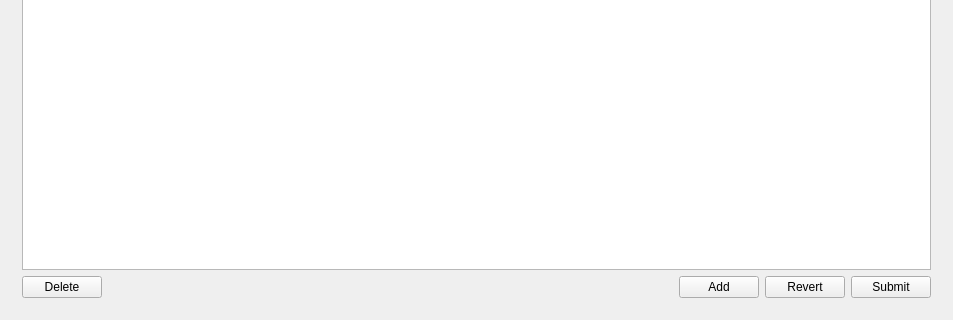
Old version of the form Menters-and-Mentees-Matching-Program/mainwindow.ui in the repository shuanglengyunji/Menters-and-Mentees-Matching-Program; both pictures show x 0 to 953 and y 284 to 604 of the 953 by 604 pixel window.
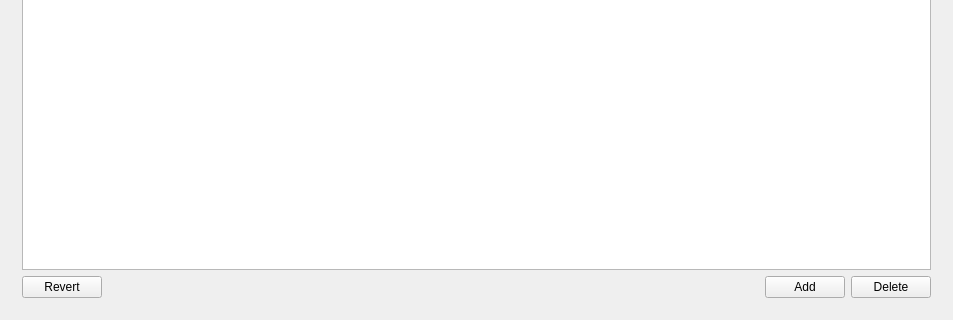
New version of the form. The open tabs and pages were chosen to show the change. Icons and pictures are not drawn.

Commit message: 1. Add delegate for WWVP Column 2. Change Submit Strategy to OnRowChange 3. Auto Confirm 4. Change Interface

What changed in the file:
```diff
--- a/Menters-and-Mentees-Matching-Program/mainwindow.ui
+++ b/Menters-and-Mentees-Matching-Program/mainwindow.ui
@@ -66,20 +66,6 @@
           </item>
           <item row="3" column="0">
            <layout class="QGridLayout" name="gridLayout_mentors_edit">
-            <item row="1" column="0">
-             <widget class="QPushButton" name="pushButton_mentors_delete">
-              <property name="text">
-               <string>Delete</string>
-              </property>
-             </widget>
-            </item>
-            <item row="1" column="7">
-             <widget class="QPushButton" name="pushButton_mentors_revert">
-              <property name="text">
-               <string>Revert</string>
-              </property>
-             </widget>
-            </item>
             <item row="1" column="5">
              <spacer name="horizontalSpacer_mentors">
               <property name="orientation">
@@ -100,10 +86,17 @@
               </property>
              </widget>
             </item>
-            <item row="1" column="8">
-             <widget class="QPushButton" name="pushButton_mentors_submit">
+            <item row="1" column="7">
+             <widget class="QPushButton" name="pushButton_mentors_delete">
               <property name="text">
-               <string>Submit</string>
+               <string>Delete</string>
+              </property>
+             </widget>
+            </item>
+            <item row="1" column="0">
+             <widget class="QPushButton" name="pushButton_mentors_revert">
+              <property name="text">
+               <string>Revert</string>
               </property>
              </widget>
             </item>
```
Left out of the diff: 37 changed lines with no effect on the pictures. The commit also changes 7 other files.
